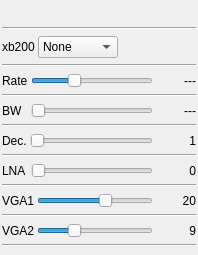
f4exb/sdrangel, file plugins/samplesource/bladerf/bladerfgui.ui: the form before one commit.
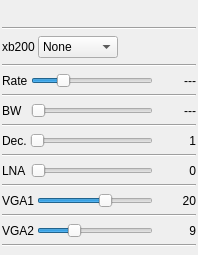
The form after the commit. Custom widgets are drawn as their Qt base class.

What changed in the file:
```diff
--- a/plugins/samplesource/bladerf/bladerfgui.ui
+++ b/plugins/samplesource/bladerf/bladerfgui.ui
@@ -201,7 +201,7 @@
         <string>Device Samplerate</string>
        </property>
        <property name="maximum">
-        <number>9</number>
+        <number>13</number>
        </property>
        <property name="pageStep">
         <number>1</number>
```
